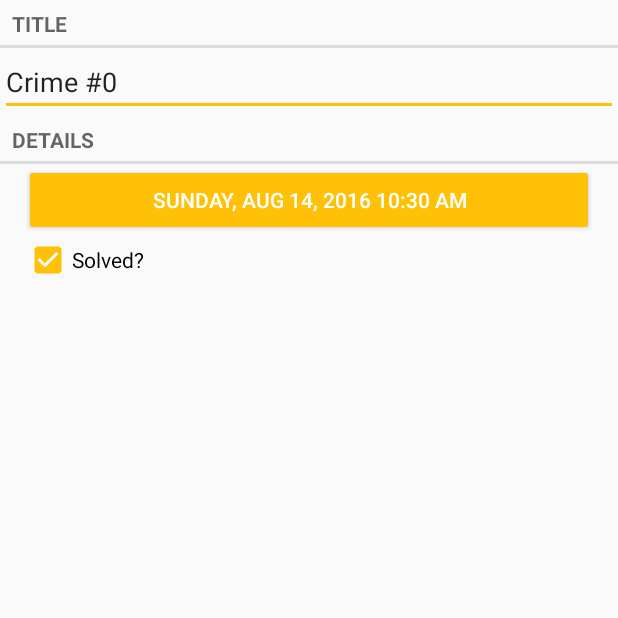
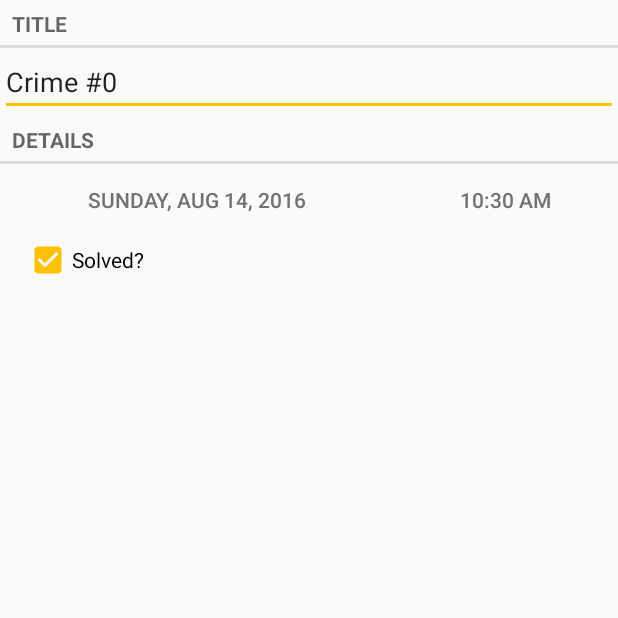
Before and after one commit to zaksid/Criminal-Intent-2d-edition, an Android app: the screen it shows after launch (CrimePagerActivity), after a tap on an icon or button, on a phone screen of 412 x 824 dp, the top half of it. Run offline under Robolectric (Android 15) with nearby library versions, the light colour scheme and no system bars.

Commit message:
Chapter 12. Challenge 1: More Dialogs (TimePicker dialog shown)

```diff
--- a/app/src/main/java/com/zaksid/dev/android/training/bignerdranch/criminalintent/CrimeFragment.java
+++ b/app/src/main/java/com/zaksid/dev/android/training/bignerdranch/criminalintent/CrimeFragment.java
@@ -25,15 +25,19 @@ import java.util.UUID;
  */
 public class CrimeFragment extends Fragment {
 
-    public final static CharSequence DATE_FORMAT = "EEEE, LLL d, yyyy h:mm a"; // i.e. Saturday, Jul 23, 2016 5.12 AM
+    public final static CharSequence DATE_FORMAT = "EEEE, LLL d, yyyy"; // i.e. Saturday, Jul 23, 2016
+    public final static CharSequence TIME_FORMAT = "h:mm a"; // i.e. 5.12 AM
 
     private final static String ARG_CRIME_ID = "crime_id";
     private final static String DIALOG_DATE = "DialogDate";
+    private final static String DIALOG_TIME = "DialogTime";
     private final static int REQUEST_DATE = 0;
+    private final static int REQUEST_TIME = 1;
 
     private Crime crime;
     private EditText titleField;
     private Button dateButton;
+    private Button timeButton;
     private CheckBox isSolvedCheckbox;
 
     public static CrimeFragment newInstance(UUID crimeId) {
@@ -87,6 +91,18 @@ public class CrimeFragment extends Fragment {
             }
         });
 
+        timeButton = (Button) view.findViewById(R.id.crime_time);
+        updateTimeOnButton();
+        timeButton.setOnClickListener(new View.OnClickListener() {
+            @Override
+            public void onClick(View view) {
+                FragmentManager fragmentManager = getFragmentManager();
+                TimePickerFragment dialog = new TimePickerFragment();
+                dialog.show(fragmentManager, DIALOG_TIME);
+            }
+        });
+
+
         isSolvedCheckbox = (CheckBox) view.findViewById(R.id.crime_solved);
         isSolvedCheckbox.setChecked(crime.isSolved());
         isSolvedCheckbox.setOnCheckedChangeListener(new CompoundButton.OnCheckedChangeListener() {
@@ -115,4 +131,8 @@ public class CrimeFragment extends Fragment {
     private void updateDateOnButton() {
         dateButton.setText(DateFormat.format(DATE_FORMAT, crime.getDate()));
     }
+
+    private void updateTimeOnButton() {
+        timeButton.setText(DateFormat.format(TIME_FORMAT, crime.getDate()));
+    }
 }
--- a/app/src/main/res/layout-land/fragment_crime.xml
+++ b/app/src/main/res/layout-land/fragment_crime.xml
@@ -30,9 +30,17 @@
 
         <Button
             android:id="@+id/crime_date"
+            style="@style/FlatButtonAppTheme"
             android:layout_width="wrap_content"
             android:layout_height="wrap_content"
-            android:layout_weight="1" />
+            android:layout_weight="3" />
+
+        <Button
+            android:id="@+id/crime_time"
+            style="@style/FlatButtonAppTheme"
+            android:layout_width="wrap_content"
+            android:layout_height="wrap_content"
+            android:layout_weight="2" />
 
         <CheckBox
             android:id="@+id/crime_solved"
--- /dev/null
+++ b/app/src/main/res/layout/dialog_time.xml
@@ -0,0 +1,6 @@
+<?xml version="1.0" encoding="utf-8"?>
+<TimePicker xmlns:android="http://schemas.android.com/apk/res/android"
+    android:id="@+id/dialog_time_picker"
+    android:layout_width="wrap_content"
+    android:layout_height="wrap_content"
+    android:calendarViewShown="false" />
--- a/app/src/main/res/layout/fragment_crime.xml
+++ b/app/src/main/res/layout/fragment_crime.xml
@@ -21,13 +21,29 @@
         android:layout_height="wrap_content"
         android:text="@string/crime_details_label" />
 
-    <Button
-        android:id="@+id/crime_date"
-        style="@style/Widget.AppCompat.Button.Colored"
+    <LinearLayout xmlns:android="http://schemas.android.com/apk/res/android"
         android:layout_width="match_parent"
         android:layout_height="wrap_content"
-        android:layout_marginEnd="16dp"
-        android:layout_marginStart="16dp" />
+        android:orientation="horizontal">
+
+        <Button
+            android:id="@+id/crime_date"
+            style="@style/FlatButtonAppTheme"
+            android:layout_width="wrap_content"
+            android:layout_height="wrap_content"
+            android:layout_marginEnd="16dp"
+            android:layout_marginStart="16dp"
+            android:layout_weight="2" />
+
+        <Button
+            android:id="@+id/crime_time"
+            style="@style/FlatButtonAppTheme"
+            android:layout_width="wrap_content"
+            android:layout_height="wrap_content"
+            android:layout_marginEnd="16dp"
+            android:layout_marginStart="16dp"
+            android:layout_weight="1" />
+    </LinearLayout>
 
     <CheckBox
         android:id="@+id/crime_solved"
--- a/app/src/main/res/values-v21/styles.xml
+++ b/app/src/main/res/values-v21/styles.xml
@@ -8,7 +8,7 @@
     </style>
 
     <style name="FlatButtonAppTheme" parent="@style/Widget.AppCompat.Button.Borderless">
-        <item name="android:textColor">@color/colorAccent</item>
+        <item name="android:textColor">@color/colorSecondaryText</item>
     </style>
 
 </resources>
--- a/app/src/main/res/values/strings.xml
+++ b/app/src/main/res/values/strings.xml
@@ -8,5 +8,6 @@
     <string name="crime_details_label">Details</string>
     <string name="crime_solved_label">Solved?</string>
 
-    <string name="date_picker_title">Date of crime:</string>
+    <string name="date_picker_title">Date of crime</string>
+    <string name="time_picker_title">Time of crime</string>
 </resources>
```
Also changed, not shown: app/src/main/java/com/zaksid/dev/android/training/bignerdranch/criminalintent/TimePickerFragment.java (added, +32 -0 lines).
